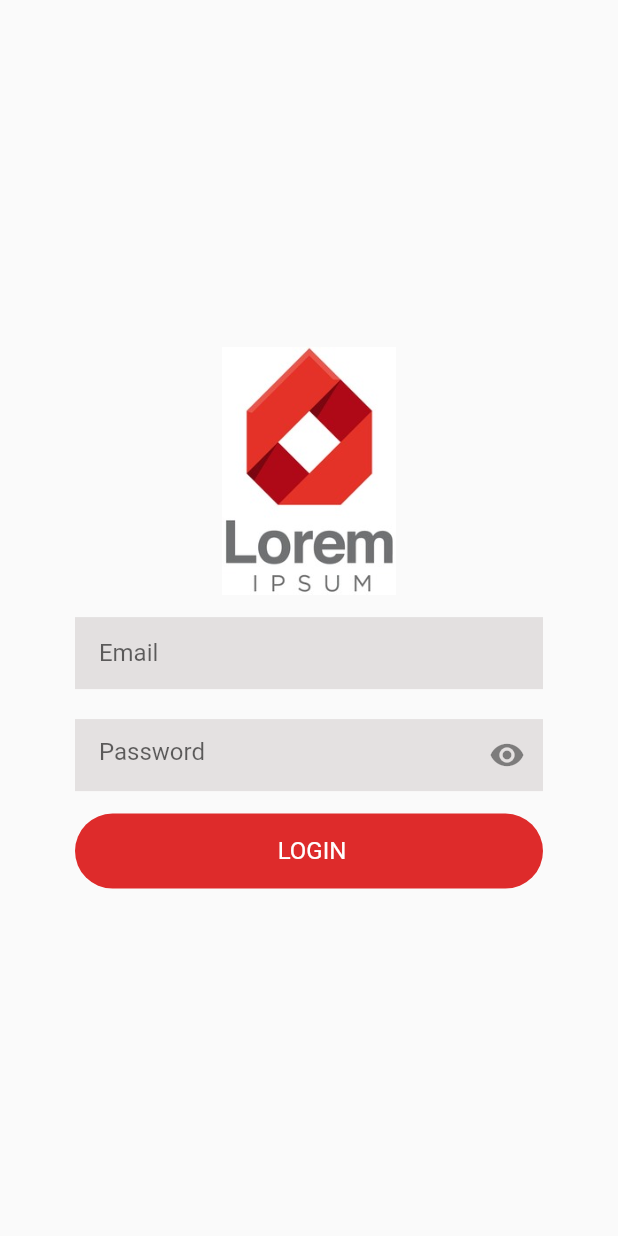
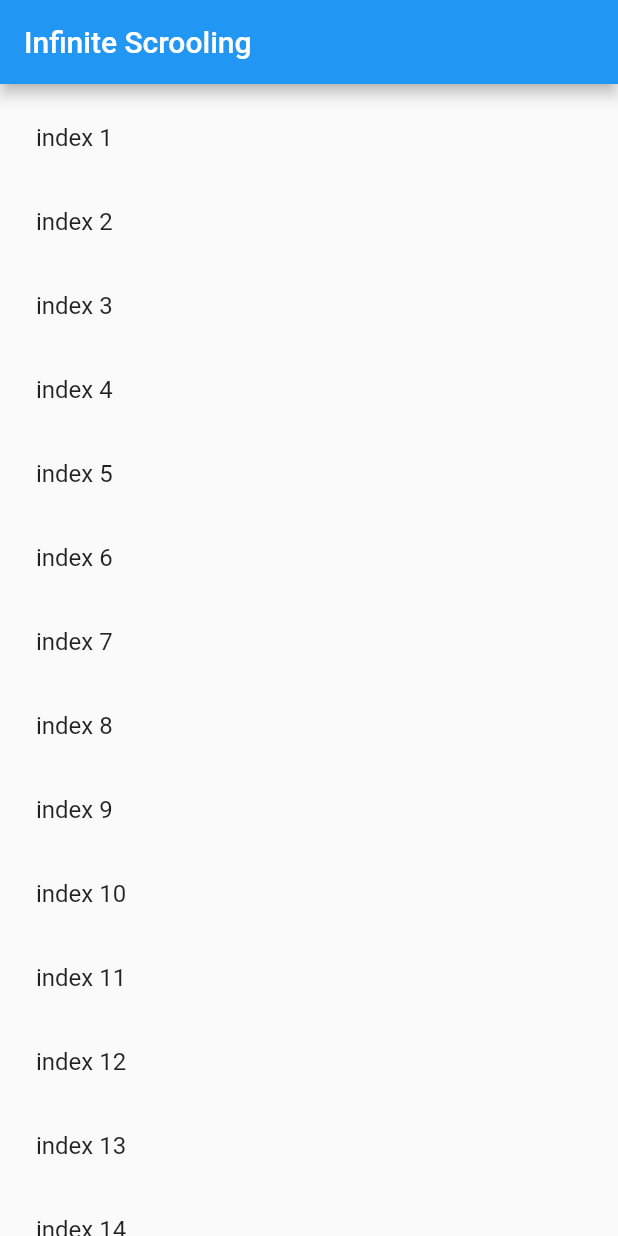
Before and after one commit to IsmailParacha/Fetch-Data-from-JSON-API, a Flutter app: the screen it shows after launch, on a phone screen of 412 x 824 dp. Run offline on Flutter 3.47's test engine with Material 2 defaults, Android fonts, the phone set to English and light mode, and no system bars; our stand-ins replace animated_splash_screen.

Commit message:
infinite page scrolling

```diff
--- /dev/null
+++ b/lib/infiniteScrolling/ScrollingPage.dart
@@ -0,0 +1,57 @@
+import 'package:flutter/material.dart';
+import 'package:flutter/src/foundation/key.dart';
+import 'package:flutter/src/widgets/framework.dart';
+
+class ScrollingPage extends StatefulWidget {
+  const ScrollingPage({Key? key}) : super(key: key);
+
+  @override
+  State<ScrollingPage> createState() => _ScrollingPageState();
+}
+
+class _ScrollingPageState extends State<ScrollingPage> {
+  final controller = ScrollController();
+  List<String> items = List.generate(15, (index) => 'index ${index + 1}');
+  @override
+  void initState() {
+    // TODO: implement initState
+    super.initState();
+    controller.addListener(() {
+      if (controller.position.maxScrollExtent == controller.offset) {
+        fetch();
+      }
+    });
+  }
+
+  Future fetch() async {
+    setState(() {
+      items.addAll(['item A', 'item B']);
+    });
+  }
+
+  @override
+  Widget build(BuildContext context) {
+    return Scaffold(
+      appBar: AppBar(
+        title: Text("Infinite Scrooling"),
+      ),
+      body: ListView.builder(
+          controller: controller,
+          padding: EdgeInsets.all(8.0),
+          itemCount: items.length + 1,
+          itemBuilder: (context, index) {
+            if (index < items.length) {
+              final item = items[index];
+              return ListTile(
+                title: Text(item),
+              );
+            } else {
+              return Padding(
+                padding: const EdgeInsets.symmetric(vertical: 32),
+                child: Center(child: CircularProgressIndicator()),
+              );
+            }
+          }),
+    );
+  }
+}
--- a/lib/main.dart
+++ b/lib/main.dart
@@ -1,6 +1,7 @@
 import 'package:animated_splash_screen/animated_splash_screen.dart';
 import 'package:flutter/material.dart';
 import 'package:ms_global/View/login.dart';
+import 'package:ms_global/infiniteScrolling/ScrollingPage.dart';
 
 void main() {
   runApp(MyApp());
@@ -34,7 +35,7 @@ class _MyAppState extends State<MyApp> {
               image: AssetImage('images/splash.jpeg'),
             )),
           ),
-          nextScreen: Login(),
+          nextScreen: ScrollingPage(),
         )),
       ),
     );
```
